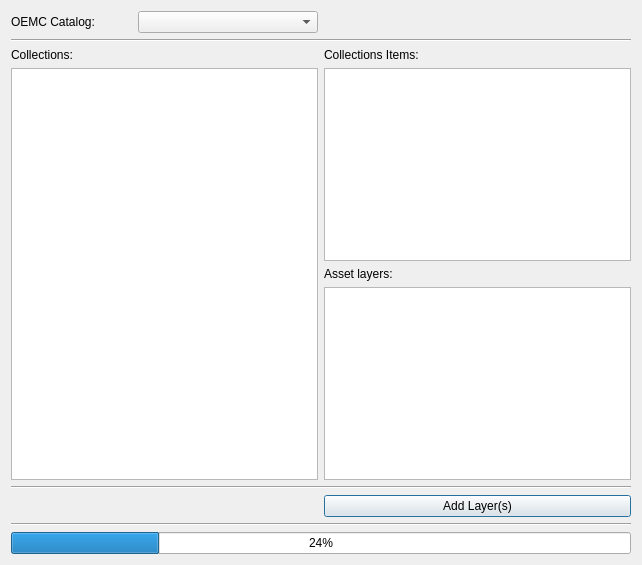
Old version of the form oemc_plugin_dialog_base.ui in the repository Open-Earth-Monitor/oemc-qgis-plugin.
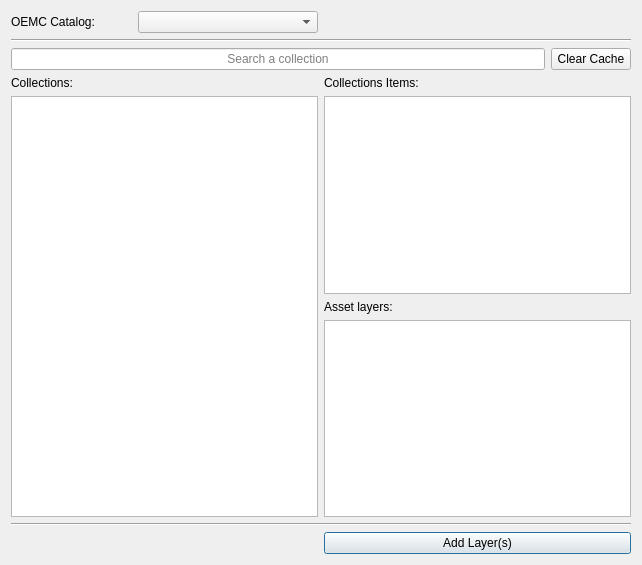
New version of the form.

Commit message: refac: adding the clear cache button and search box

What changed in the file:
```diff
--- a/oemc_plugin_dialog_base.ui
+++ b/oemc_plugin_dialog_base.ui
@@ -41,20 +41,7 @@
      </item>
     </layout>
    </item>
-   <item row="1" column="0" colspan="2">
-    <widget class="Line" name="line_2">
-     <property name="minimumSize">
-      <size>
-       <width>620</width>
-       <height>0</height>
-      </size>
-     </property>
-     <property name="orientation">
-      <enum>Qt::Horizontal</enum>
-     </property>
-    </widget>
-   </item>
-   <item row="2" column="0">
+   <item row="4" column="0">
     <layout class="QVBoxLayout" name="verticalLayout">
      <item>
       <widget class="QLabel" name="label_2">
@@ -81,7 +68,46 @@
      </item>
     </layout>
    </item>
-   <item row="2" column="1">
+   <item row="1" column="0" colspan="2">
+    <widget class="Line" name="line_2">
+     <property name="minimumSize">
+      <size>
+       <width>620</width>
+       <height>0</height>
+      </size>
+     </property>
+     <property name="orientation">
+      <enum>Qt::Horizontal</enum>
+     </property>
+    </widget>
+   </item>
+   <item row="5" column="0" colspan="2">
+    <widget class="Line" name="line_3">
+     <property name="minimumSize">
+      <size>
+       <width>620</width>
+       <height>0</height>
+      </size>
+     </property>
+     <property name="orientation">
+      <enum>Qt::Horizontal</enum>
+     </property>
+    </widget>
+   </item>
+   <item row="6" column="1">
+    <widget class="QPushButton" name="addLayers">
+     <property name="minimumSize">
+      <size>
+       <width>100</width>
+       <height>0</height>
+      </size>
+     </property>
+     <property name="text">
+      <string>Add Layer(s)</string>
+     </property>
+    </widget>
+   </item>
+   <item row="4" column="1">
     <layout class="QVBoxLayout" name="verticalLayout_2">
      <item>
       <widget class="QLabel" name="label_3">
@@ -131,57 +157,44 @@
      </item>
     </layout>
    </item>
-   <item row="3" column="0" colspan="2">
-    <widget class="Line" name="line_3">
-     <property name="minimumSize">
-      <size>
-       <width>620</width>
-       <height>0</height>
-      </size>
+   <item row="2" column="0" colspan="2">
+    <layout class="QHBoxLayout" name="horizontalLayout_2" stretch="6,0">
+     <property name="sizeConstraint">
+      <enum>QLayout::SetMaximumSize</enum>
      </property>
-     <property name="orientation">
-      <enum>Qt::Horizontal</enum>
+     <property name="topMargin">
+      <number>0</number>
      </property>
-    </widget>
-   </item>
-   <item row="4" column="1">
-    <widget class="QPushButton" name="addLayers">
-     <property name="minimumSize">
-      <size>
-       <width>100</width>
-       <height>0</height>
-      </size>
+     <property name="rightMargin">
+      <number>0</number>
      </property>
-     <property name="text">
-      <string>Add Layer(s)</string>
-     </property>
-    </widget>
-   </item>
-   <item row="5" column="0" colspan="2">
-    <widget class="Line" name="line">
-     <property name="minimumSize">
-      <size>
-       <width>620</width>
-       <height>0</height>
-      </size>
-     </property>
-     <property name="orientation">
-      <enum>Qt::Horizontal</enum>
-     </property>
-    </widget>
-   </item>
-   <item row="6" column="0" colspan="2">
-    <widget class="QProgressBar" name="progressBar">
-     <property name="minimumSize">
-      <size>
-       <width>620</width>
-       <height>0</height>
-      </size>
-     </property>
-     <property name="value">
-      <number>24</number>
-     </property>
-    </widget>
+     <item>
+      <widget class="QLineEdit" name="searchBox">
+       <property name="minimumSize">
+        <size>
+         <width>200</width>
+         <height>0</height>
+        </size>
+       </property>
+       <property name="contextMenuPolicy">
+        <enum>Qt::ActionsContextMenu</enum>
+       </property>
+       <property name="alignment">
+        <set>Qt::AlignCenter</set>
+       </property>
+       <property name="placeholderText">
+        <string>Search a collection</string>
+       </property>
+      </widget>
+     </item>
+     <item>
+      <widget class="QPushButton" name="clearCache">
+       <property name="text">
+        <string>Clear Cache</string>
+       </property>
+      </widget>
+     </item>
+    </layout>
    </item>
   </layout>
  </widget>
```
Left out of the diff: 3 changed lines with no effect on the pictures.
